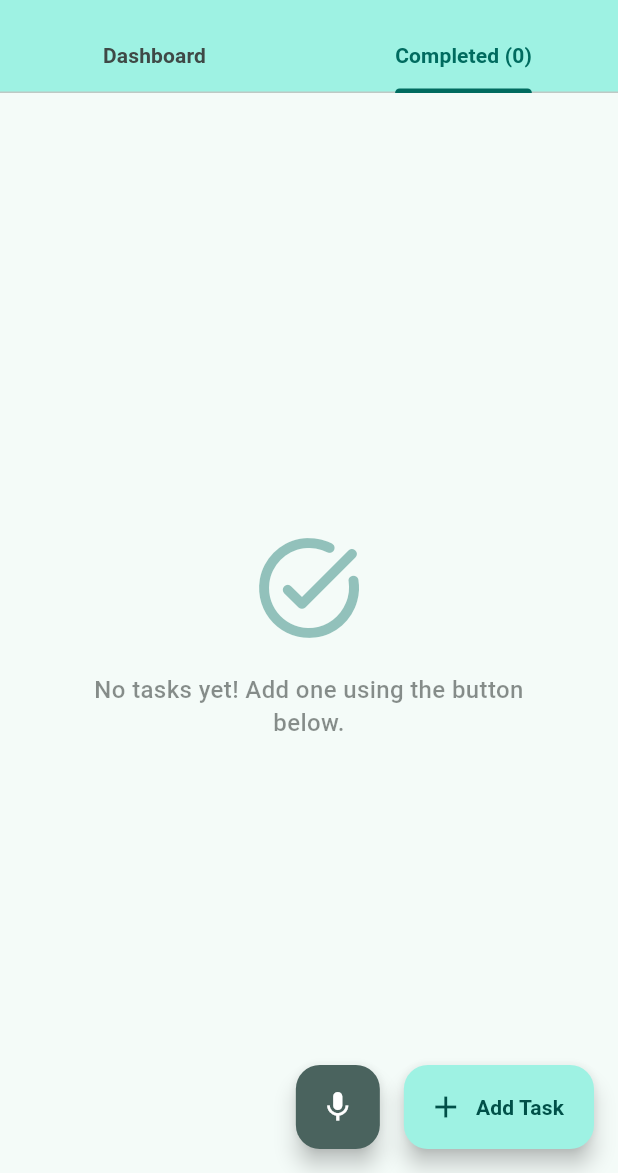
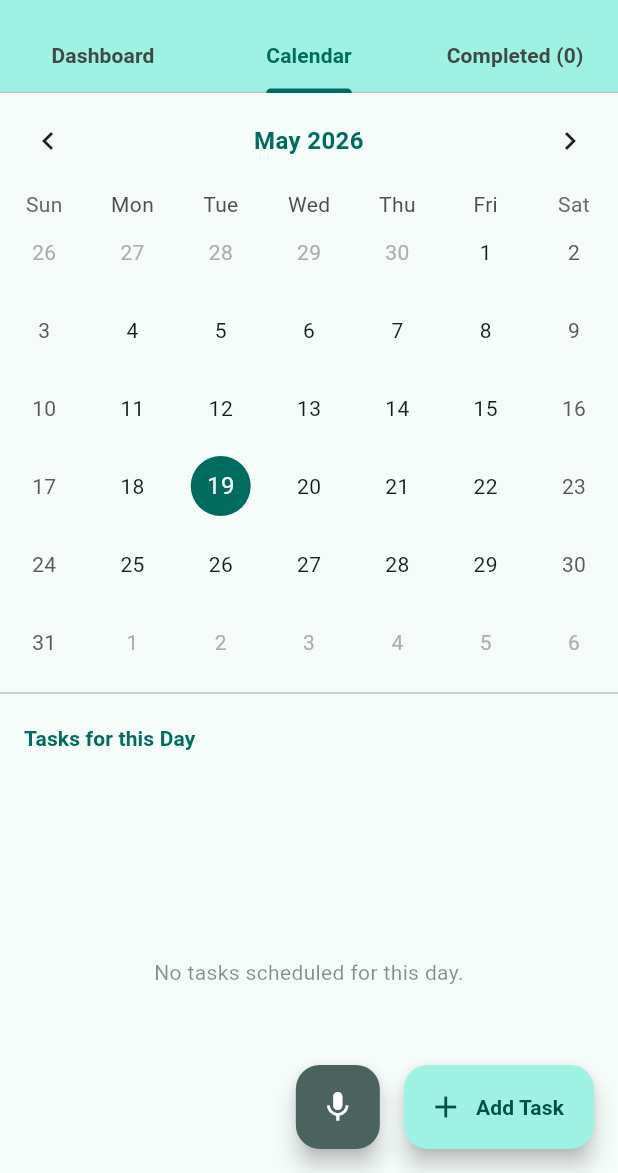
Before and after one commit to MuhammadTaha03/Yaad-Rakh, a Flutter app: the TaskListScreen screen opened directly, tab 2 chosen, on a phone screen of 412 x 824 dp, the part 63-1236 px from its top. Run offline on Flutter 3.47's test engine with Material 3 defaults, Android fonts, the phone set to English and light mode, and no system bars; drawn by our look-alikes of table_calendar; our stand-ins replace easy_localization, firebase_auth, firebase_messaging, flutter_local_notifications, flutter_timezone, google_sign_in and 4 more; accounts and stored records are empty.

Commit message:
feat: Implement Module 6 (Calendar View) with TableCalendar and color-coded dots

```diff
--- /dev/null
+++ b/yaad_rakh/lib/tasks/screens/calendar_screen_tab.dart
@@ -0,0 +1,211 @@
+// lib/tasks/screens/calendar_screen_tab.dart
+
+import 'package:flutter/material.dart';
+import 'package:provider/provider.dart';
+import 'package:table_calendar/table_calendar.dart';
+import '../task_provider.dart';
+import '../models/task.dart';
+import '../widgets/task_tile.dart';
+import '../../onboarding/onboarding_provider.dart';
+
+class CalendarScreenTab extends StatefulWidget {
+  const CalendarScreenTab({super.key});
+
+  @override
+  State<CalendarScreenTab> createState() => _CalendarScreenTabState();
+}
+
+class _CalendarScreenTabState extends State<CalendarScreenTab> {
+  CalendarFormat _calendarFormat = CalendarFormat.month;
+  DateTime _focusedDay = DateTime.now();
+  DateTime? _selectedDay;
+
+  @override
+  void initState() {
+    super.initState();
+    _selectedDay = _focusedDay;
+  }
+
+  List<Task> _getTasksForDay(DateTime day, List<Task> allTasks) {
+    return allTasks.where((task) {
+      if (task.dueDate == null) return false;
+      return task.dueDate!.year == day.year &&
+             task.dueDate!.month == day.month &&
+             task.dueDate!.day == day.day;
+    }).toList();
+  }
+
+  Color _getDotColor(Task task) {
+    if (task.isCompleted) {
+      return const Color(0xFF10B981); // Completed (Green)
+    }
+
+    // Check if overdue
+    if (task.dueDate == null) return const Color(0xFF3B82F6);
+
+    final now = DateTime.now();
+    int hour = 0;
+    int minute = 0;
+    if (task.dueTime != null) {
+      final parts = task.dueTime!.split(':');
+      hour = int.parse(parts[0]);
+      minute = int.parse(parts[1]);
+    }
+
+    final dueDateTime = DateTime(
+      task.dueDate!.year,
+      task.dueDate!.month,
+      task.dueDate!.day,
+      hour,
+      minute,
+    );
+
+    if (dueDateTime.isBefore(now)) {
+      return const Color(0xFFEF4444); // Overdue (Red)
+    }
+    return const Color(0xFF3B82F6); // Pending (Blue)
+  }
+
+  @override
+  Widget build(BuildContext context) {
+    final provider = Provider.of<TaskProvider>(context);
+    final onboarding = Provider.of<OnboardingProvider>(context);
+    final theme = Theme.of(context);
+
+    final isUrdu = onboarding.languageId == 'ur';
+    final isRoman = onboarding.languageId == 'roman_ur';
+
+    // Localized Headers & Placeholders
+    String listHeader = "Tasks for this Day";
+    String emptyDayMessage = "No tasks scheduled for this day.";
+
+    if (isUrdu) {
+      listHeader = "اس دن کے کام";
+      emptyDayMessage = "اس دن کے لیے کوئی کام شیڈول نہیں ہے۔";
+    } else if (isRoman) {
+      listHeader = "Is Din Ke Kaam";
+      emptyDayMessage = "Is din koi kaam scheduled nahi hai.";
+    }
+
+    final tasksForSelectedDay = _getTasksForDay(_selectedDay ?? _focusedDay, provider.tasks);
+
+    return Column(
+      crossAxisAlignment: CrossAxisAlignment.start,
+      children: [
+        // 1. Monthly Table Calendar Widget
+        TableCalendar(
+          firstDay: DateTime.now().subtract(const Duration(days: 365)),
+          lastDay: DateTime.now().add(const Duration(days: 365 * 5)),
+          focusedDay: _focusedDay,
+          calendarFormat: _calendarFormat,
+          locale: isUrdu ? 'ur' : 'en_US',
+          selectedDayPredicate: (day) {
+            return isSameDay(_selectedDay, day);
+          },
+          onDaySelected: (selectedDay, focusedDay) {
+            setState(() {
+              _selectedDay = selectedDay;
+              _focusedDay = focusedDay;
+            });
+          },
+          onFormatChanged: (format) {
+            setState(() {
+              _calendarFormat = format;
+            });
+          },
+          onPageChanged: (focusedDay) {
+            _focusedDay = focusedDay;
+          },
+          eventLoader: (day) {
+            return _getTasksForDay(day, provider.tasks);
+          },
+
+          // Styling the Calendar
+          calendarStyle: CalendarStyle(
+            todayDecoration: BoxDecoration(
+              color: theme.colorScheme.primaryContainer,
+              shape: BoxShape.circle,
+            ),
+            todayTextStyle: TextStyle(
+              color: theme.colorScheme.onPrimaryContainer,
+              fontWeight: FontWeight.bold,
+            ),
+            selectedDecoration: BoxDecoration(
+              color: theme.colorScheme.primary,
+              shape: BoxShape.circle,
+            ),
+            markerSize: 6.0,
+            markersMaxCount: 4,
+          ),
+
+          // Color Coded Custom Marker Dots Builder
+          calendarBuilders: CalendarBuilders(
+            markerBuilder: (context, date, events) {
+              if (events.isEmpty) return const SizedBox();
+              return Row(
+                mainAxisAlignment: MainAxisAlignment.center,
+                children: events.take(4).map((event) {
+                  final task = event as Task;
+                  return Container(
+                    margin: const EdgeInsets.symmetric(horizontal: 1.0),
+                    width: 6,
+                    height: 6,
+                    decoration: BoxDecoration(
+                      color: _getDotColor(task),
+                      shape: BoxShape.circle,
+                    ),
+                  );
+                }).toList(),
+              );
+            },
+          ),
+
+          headerStyle: HeaderStyle(
+            formatButtonVisible: false,
+            titleCentered: true,
+            titleTextStyle: TextStyle(
+              fontSize: 16,
+              fontWeight: FontWeight.bold,
+              color: theme.colorScheme.primary,
+            ),
+          ),
+        ),
+
+        const Divider(),
+
+        // 2. Tasks list for the selected day
+        Padding(
+          padding: const EdgeInsets.symmetric(horizontal: 16, vertical: 12),
+          child: Text(
+            listHeader,
+            style: theme.textTheme.titleSmall?.copyWith(
+              fontWeight: FontWeight.bold,
+              color: theme.colorScheme.primary,
+            ),
+          ),
+        ),
+
+        Expanded(
+          child: tasksForSelectedDay.isEmpty
+              ? Center(
+                  child: Padding(
+                    padding: const EdgeInsets.all(24),
+                    child: Text(
+                      emptyDayMessage,
+                      textAlign: TextAlign.center,
+                      style: TextStyle(color: theme.colorScheme.onSurface.withOpacity(0.5)),
+                    ),
+                  ),
+                )
+              : ListView.separated(
+                  itemCount: tasksForSelectedDay.length,
+                  separatorBuilder: (_, __) => const Divider(height: 1, indent: 16, endIndent: 16),
+                  itemBuilder: (context, index) {
+                    return TaskTile(task: tasksForSelectedDay[index]);
+                  },
+                ),
+        ),
+      ],
+    );
+  }
+}
--- a/yaad_rakh/lib/tasks/screens/task_list_screen.dart
+++ b/yaad_rakh/lib/tasks/screens/task_list_screen.dart
@@ -7,6 +7,7 @@
 import '../widgets/empty_task_view.dart';
 import 'add_task_screen.dart';
 import '../../onboarding/onboarding_provider.dart';
+import 'calendar_screen_tab.dart';
 import '../widgets/voice_input_sheet.dart';
 import '../../notifications/screens/settings_screen.dart';
 
@@ -65,7 +66,7 @@
     }
 
     return DefaultTabController(
-      length: 2,
+      length: 3,
       child: Scaffold(
         appBar: AppBar(
           title: Text(
@@ -95,6 +96,13 @@
                     : isRoman
                         ? "Dashboard"
                         : "Dashboard",
+              ),
+              Tab(
+                text: isUrdu
+                    ? "کیلنڈر"
+                    : isRoman
+                        ? "Calendar"
+                        : "Calendar",
               ),
               Tab(
                 text: isUrdu
@@ -234,7 +242,10 @@
               ),
             ),
 
-            // --- TAB 2: Completed History ---
+            // --- TAB 2: Calendar View ---
+            const CalendarScreenTab(),
+
+            // --- TAB 3: Completed History ---
             provider.completedTasks.isEmpty
                 ? const EmptyTaskView()
                 : RefreshIndicator(
--- a/yaad_rakh/pubspec.yaml
+++ b/yaad_rakh/pubspec.yaml
@@ -33,6 +33,7 @@
   # UI & Fonts
   google_fonts: ^6.1.0
   speech_to_text: ^6.6.2
+  table_calendar: ^3.1.2
 
   # Network & System
   connectivity_plus: ^6.0.3
```
Also changed, not shown: yaad_rakh/pubspec.lock.
